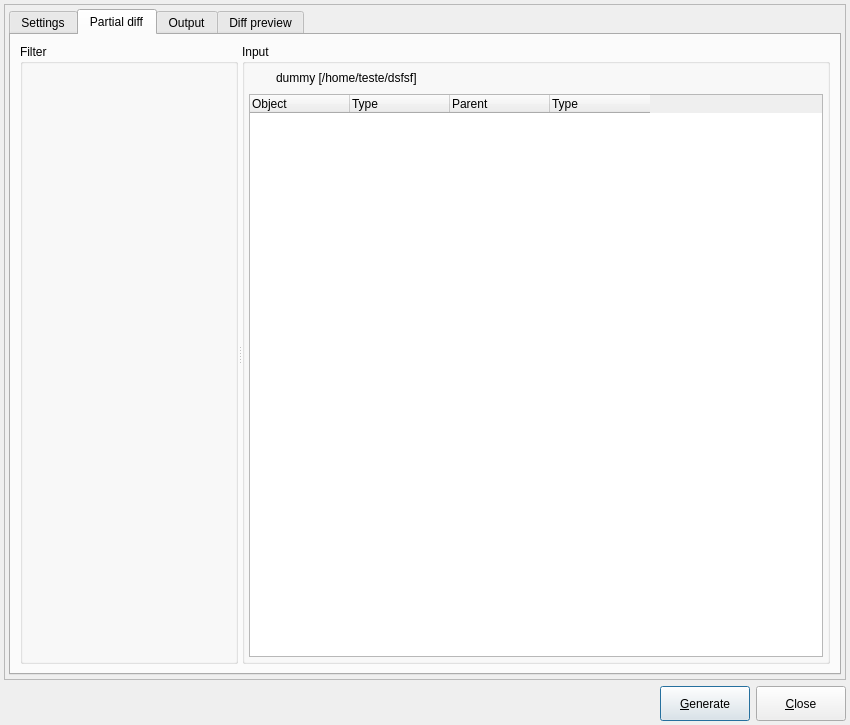
Above: libpgmodeler_ui/ui/modeldatabasediffform.ui from pgmodeler/pgmodeler before the change. Below: the same form after it.
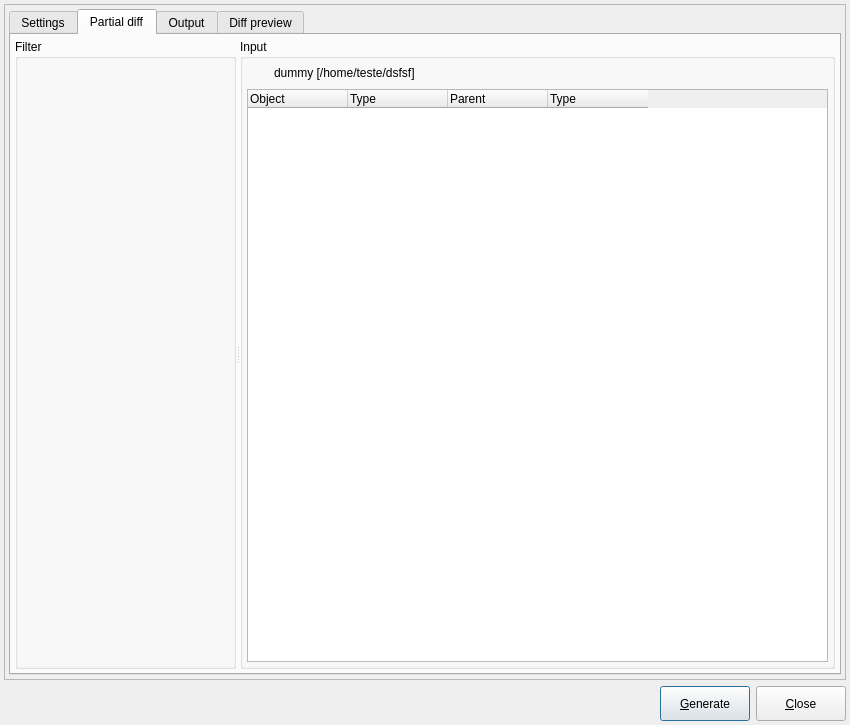
That is the form after the change. The open tabs and pages were chosen to show the change. Icons and pictures are not drawn.

Commit message: Minor adjustments on ModelDatabaseDiffForm partial diff page margins

Diff of the .ui file:
```diff
--- a/libpgmodeler_ui/ui/modeldatabasediffform.ui
+++ b/libpgmodeler_ui/ui/modeldatabasediffform.ui
@@ -1398,6 +1398,18 @@
           <string>Partial diff</string>
          </attribute>
          <layout class="QGridLayout" name="gridLayout">
+          <property name="leftMargin">
+           <number>4</number>
+          </property>
+          <property name="topMargin">
+           <number>4</number>
+          </property>
+          <property name="rightMargin">
+           <number>4</number>
+          </property>
+          <property name="bottomMargin">
+           <number>4</number>
+          </property>
           <item row="0" column="0">
            <widget class="QSplitter" name="pd_hsplitter">
             <property name="orientation">
```
Left out of the diff: 8 changed lines with no effect on the pictures.
